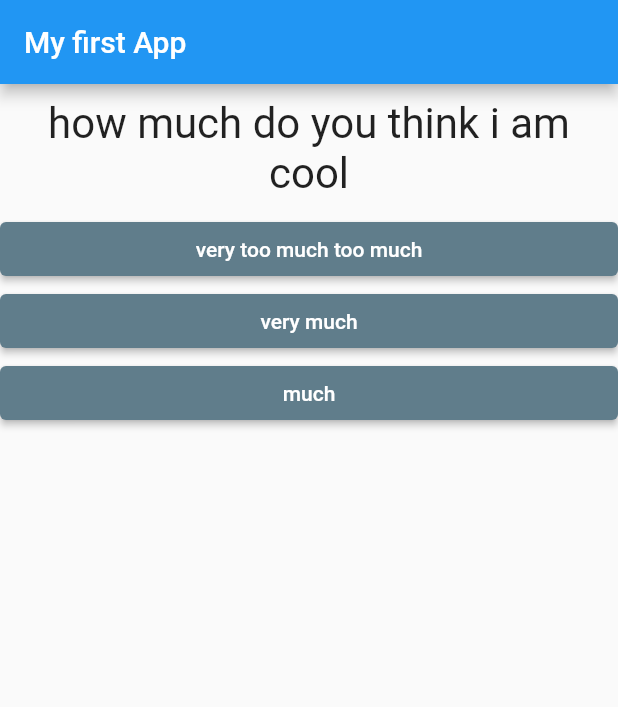
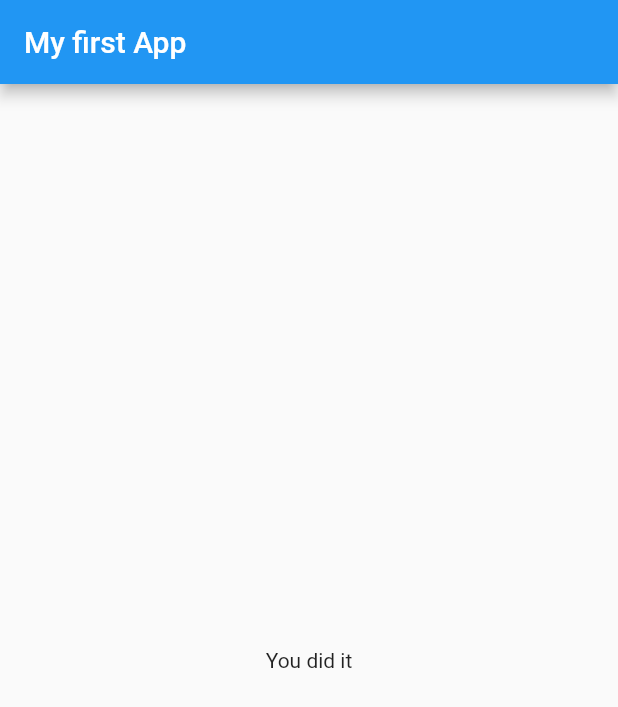
Before and after one commit to nelsonludo/learningFlutter, a Flutter app: the screen it shows after launch, after a tap on "Black", after a tap on "Angler Fish", after a tap on "very too much too much", on a phone screen of 412 x 824 dp. Shown: the top 707 px of the screen. Run offline on Flutter 3.47's test engine with Material 2 defaults, Android fonts, the phone set to English and light mode, and no system bars.

```diff
--- a/lib/main.dart
+++ b/lib/main.dart
@@ -2,8 +2,8 @@
 
 import 'package:flutter/material.dart';
 
-import './question.dart';
-import './answer.dart';
+import './quiz.dart';
+import './result.dart';
 
 void main() {
   runApp(MyApp());
@@ -18,47 +18,48 @@ class MyApp extends StatefulWidget {
 }
 
 class _MyAppState extends State<MyApp> {
+  static const _questions = [
+    {
+      'questionText': "what's your favorite color ?",
+      'answers': ['Black', 'Blue', 'Yellow']
+    },
+    {
+      'questionText': "what's your favorite animal ?",
+      'answers': ['Possum', 'Angler Fish', 'Monkey', 'Beaver']
+    },
+    {
+      'questionText': "how much do you think i am cool",
+      'answers': ['very too much too much', 'very much', 'much']
+    },
+  ];
+
   var _questionIndex = 0;
 
   void _answerQuestion() {
     setState(() {
-      if (_questionIndex >= 0 && _questionIndex < 2) {
-        _questionIndex += 1;
-      }
+      _questionIndex += 1;
     });
     print(_questionIndex);
+
+    if (_questionIndex < _questions.length) {
+      print('We have more _questions');
+    }
   }
 
   @override
   Widget build(BuildContext context) {
-    var questions = [
-      {
-        'questionText': "what's your favorite color ?",
-        'answers': ['Black', 'Blue', 'Yellow']
-      },
-      {
-        'questionText': "what's your favorite animal ?",
-        'answers': ['Possum', 'Angler Fish', 'Monkey', 'Beaver']
-      },
-      {
-        'questionText': "how much do you think i am cool",
-        'answers': ['very too much too much', 'very much', 'much']
-      },
-    ];
     return MaterialApp(
       home: Scaffold(
         appBar: AppBar(
           title: const Text('My first App'),
         ),
-        body: Column(
-          children: [
-            Question(questions[_questionIndex]['questionText'] as String),
-            ...(questions[_questionIndex]['answers'] as List<String>)
-                .map((answer) {
-              return Answer(_answerQuestion, answer);
-            }).toList()
-          ],
-        ),
+        body: _questionIndex < _questions.length
+            ? Quiz(
+                answerQuestion: _answerQuestion,
+                questions: _questions,
+                questionIndex: _questionIndex,
+              )
+            : Result(),
       ),
     );
   }
--- /dev/null
+++ b/lib/quiz.dart
@@ -0,0 +1,27 @@
+import 'package:flutter/material.dart';
+
+import './question.dart';
+import './answer.dart';
+
+class Quiz extends StatelessWidget {
+  final List<Map<String, Object>> questions;
+  final VoidCallback answerQuestion;
+  final int questionIndex;
+
+  Quiz(
+      {required this.questions,
+      required this.answerQuestion,
+      required this.questionIndex});
+
+  @override
+  Widget build(BuildContext context) {
+    return Column(
+      children: [
+        Question(questions[questionIndex]['questionText'] as String),
+        ...(questions[questionIndex]['answers'] as List<String>).map((answer) {
+          return Answer(answerQuestion, answer);
+        }).toList()
+      ],
+    );
+  }
+}
--- /dev/null
+++ b/lib/result.dart
@@ -0,0 +1,12 @@
+import 'package:flutter/material.dart';
+
+class Result extends StatelessWidget {
+  const Result({Key? key}) : super(key: key);
+
+  @override
+  Widget build(BuildContext context) {
+    return Center(
+      child: Text('You did it'),
+    );
+  }
+}
--- a/pubspec.yaml
+++ b/pubspec.yaml
@@ -14,7 +14,7 @@ description: A new Flutter project.
 version: 1.0.0+1
 
 environment:
-  sdk: ">=2.12.0 <3.0.0"
+  sdk: ">=2.11.0 <3.0.0"
 
 dependencies:
   flutter:
```
